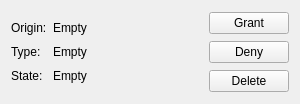
Qt form qtwebengine/examples/webenginewidgets/permissionbrowser/permissionwidget.ui (CipSoft-Tibia/Qt5) before a commit.
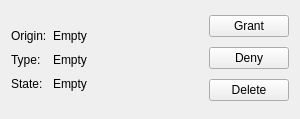
The same form after that commit.

```diff
--- a/qtwebengine/examples/webenginewidgets/permissionbrowser/permissionwidget.ui
+++ b/qtwebengine/examples/webenginewidgets/permissionbrowser/permissionwidget.ui
@@ -7,7 +7,7 @@
     <x>0</x>
     <y>0</y>
     <width>300</width>
-    <height>104</height>
+    <height>119</height>
    </rect>
   </property>
   <property name="sizePolicy">
```
Left out of the diff: 4 changed lines with no effect on the pictures.
